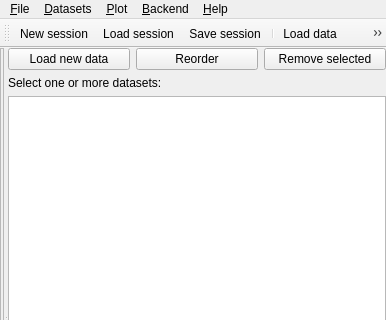
Qt form ufit/gui/main.ui (McStasMcXtrace/ufit) before a commit; both pictures show x 0 to 386 and y 0 to 320 of the 386 by 600 pixel window.
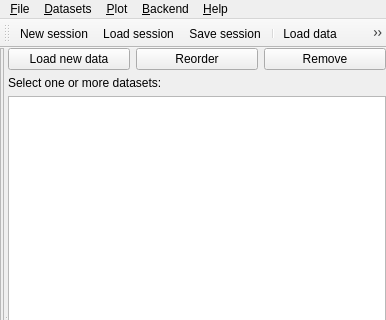
The same form after that commit. Icons and pictures are not drawn. Custom widgets are drawn as their Qt base class.

```diff
--- a/ufit/gui/main.ui
+++ b/ufit/gui/main.ui
@@ -66,7 +66,7 @@
           <item>
            <widget class="QPushButton" name="removeBtn">
             <property name="text">
-             <string>Remove selected</string>
+             <string>Remove</string>
             </property>
             <property name="icon">
              <iconset resource="../../resource/gui.qrc">
```
